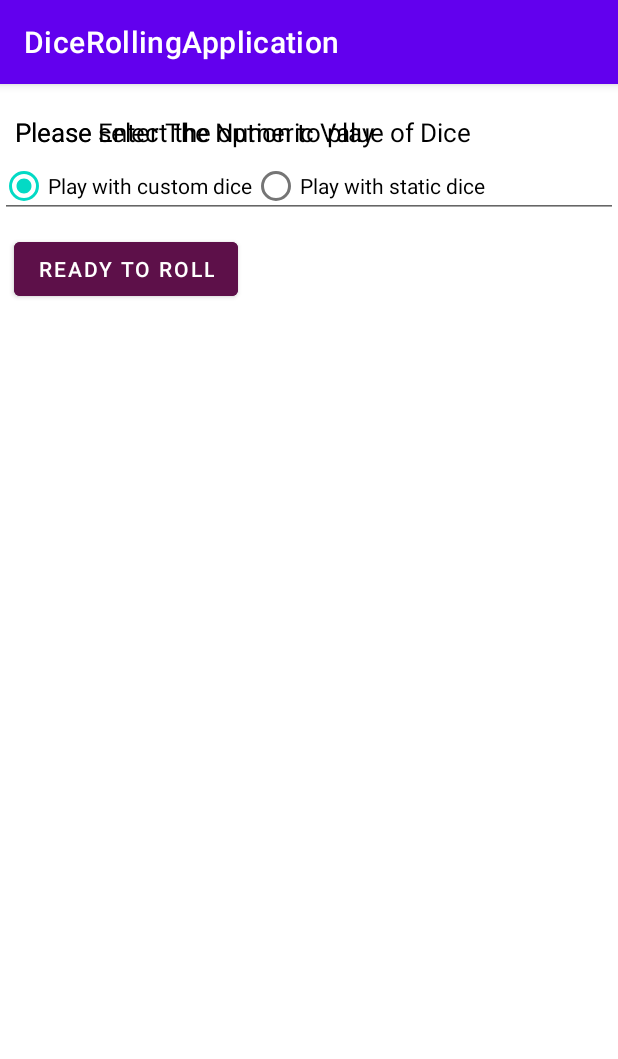
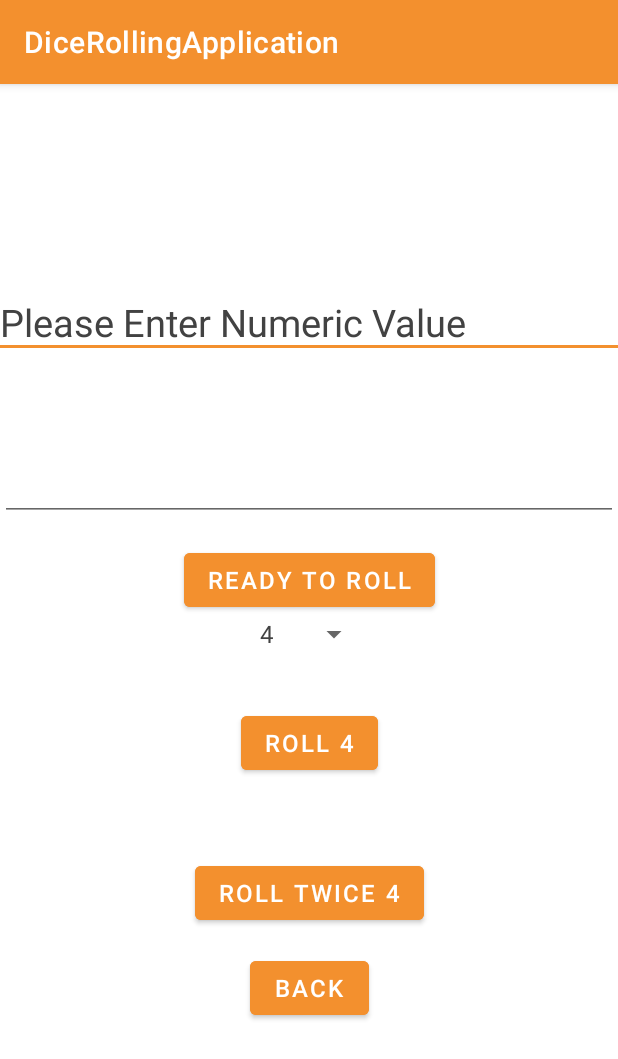
Before and after one commit to HarshdeepKaurDhunna/DiceRollingApplication, an Android app: the screen it shows after launch (MainActivity), after a tap on "Play with custom dice", on a phone screen of 412 x 824 dp. Shown: the top 1059 px of the screen. Run offline under Robolectric (Android 15) with nearby library versions, the phone set to English and light mode, and no system bars.

Commit message:
final commit

```diff
--- a/app/src/main/java/com/example/dicerollingapplication/MainActivity.java
+++ b/app/src/main/java/com/example/dicerollingapplication/MainActivity.java
@@ -1,78 +1,109 @@
+
+/**
+ * @author Name: Harshdeep Kaur Dhunna
+ *         Student number: A00246003
+ *         Program description: JAV-1001 - 11329 - App Development for Android -
+ *         202201 - 001
+ */
 package com.example.dicerollingapplication;
 
 import androidx.appcompat.app.AppCompatActivity;
 
+import android.content.Context;
+import android.content.SharedPreferences;
 import android.os.Bundle;
 import android.view.View;
 import android.widget.AdapterView;
+import android.widget.ArrayAdapter;
 import android.widget.Button;
 import android.widget.EditText;
 import android.widget.LinearLayout;
 import android.widget.ListView;
 import android.widget.RadioButton;
+import android.widget.Spinner;
 import android.widget.TextView;
+import android.widget.Toast;
 
 import java.util.ArrayList;
 import java.util.Arrays;
+import java.util.Collections;
 
 public class MainActivity extends AppCompatActivity {
-    private ListView diceListView;
-    private ArrayList<String> dicesName;
+    public static final String MyPREFERENCES = "MyPrefs";
+    public static final String customVal = "customValKey";
     ArrayList<Integer> diceIcons;
     CustomAdapter customAdapter;
     Button rollDice;
     Button rollDiceTwice;
     Button customDice;
+    Button backMain;
     TextView resultOne;
     TextView resultTwice;
     TextView appLabel;
     EditText customDiceValue;
     LinearLayout staticLayout;
-    String selListVal;
+    LinearLayout mainLayout;
+    String selListVal = "";
+    int diceMaxVal = 0;
+    Spinner spinner;
+    SharedPreferences sharedpreferences;
+    private ListView diceListView;
+    private ArrayList<String> dicesName;
+    ArrayList<String> customDiceList;
 
     @Override
     protected void onCreate(Bundle savedInstanceState) {
         super.onCreate(savedInstanceState);
         setContentView(R.layout.activity_main);
+
+        //Initialize list
         dicesName = new ArrayList(Arrays.asList("Dice 4", "Dice 6", "Dice 8", "Dice 10", "Dice 10 (100)", "Dice 12", "Dice 20"));
         diceIcons = new ArrayList(Arrays.asList(R.drawable.dice_4, R.drawable.dice_6, R.drawable.dice_8, R.drawable.dice_10, R.drawable.dice_100, R.drawable.dice_12, R.drawable.dice_20));
+        customDiceList = new ArrayList(Arrays.asList("4","6","8","10","12","20"));
+        //Initialize the widgets
         rollDice = findViewById(R.id.rollDice);
         rollDiceTwice = findViewById(R.id.rollDiceTwice);
         diceListView = findViewById(R.id.diceListView);
         resultOne = findViewById(R.id.resultOne);
         resultTwice = findViewById(R.id.resultTwice);
-        staticLayout= findViewById(R.id.staticLayout);
+        staticLayout = findViewById(R.id.staticLayout);
         customDiceValue = findViewById(R.id.customDiceValue);
         customDice = findViewById(R.id.customDice);
         appLabel = findViewById(R.id.appLabel);
+        mainLayout = findViewById(R.id.mainLayout);
+        backMain = findViewById(R.id.backMain);
+        spinner = findViewById(R.id.spinner);;
         customAdapter = new CustomAdapter(this, dicesName, diceIcons);
         diceListView.setAdapter(customAdapter);
-        staticLayout.setVisibility(View.GONE);
-        rollDice.setVisibility(View.GONE);
-        rollDiceTwice.setVisibility(View.GONE);
 
-        diceListView.setVisibility(View.GONE);
+        //Method to hide the @staticLayout
+        hideSecondLayout();
+
+        sharedpreferences = getSharedPreferences(MyPREFERENCES, Context.MODE_PRIVATE);
+
         getSelectedListItem();
         callButtonClick();
-
+        setListnerSelect();
     }
 
-
+    /**
+     * Method to get the selected dice from the list
+     */
     public void getSelectedListItem() {
         diceListView.setOnItemClickListener(new AdapterView.OnItemClickListener() {
             @Override
             public void onItemClick(AdapterView<?> adapterView, View view, int i, long l) {
                 selListVal = customAdapter.getItem(i).toString();
-                rollDice.setVisibility(View.VISIBLE);
-                rollDiceTwice.setVisibility(View.VISIBLE);
-                rollDice.setText("Roll " + selListVal);
-                rollDiceTwice.setText("Roll Twice " + selListVal);
-                resultOne.setText("");
-                resultTwice.setText("");
+                showRollButton();
+                String[] maxVal = selListVal.split("\\s+");
+                diceMaxVal = Integer.parseInt(maxVal[1]);
             }
         });
     }
 
+    /**
+     * Button call backs methods
+     */
     public void callButtonClick() {
         rollDice.setOnClickListener(new View.OnClickListener() {
             @Override
@@ -94,15 +125,67 @@ public class MainActivity extends AppCompatActivity {
         customDice.setOnClickListener(new View.OnClickListener() {
             @Override
             public void onClick(View view) {
-                rollDice.setVisibility(View.VISIBLE);
-                rollDiceTwice.setVisibility(View.VISIBLE);
+                if(customDiceValue.getText().toString().isEmpty() || customDiceValue.getText().toString() == null){
+                    Toast.makeText(getApplicationContext(),
+                            "Enter Custom Value",
+                            Toast.LENGTH_LONG);
+                }else{
+
+                    if(customDiceValue.getText().toString().matches("\\d+")) {
+                        if(customDiceValue.getText().toString()=="0"){
+                            Toast.makeText(MainActivity.this, "Please Enter Number Greater Than zero ", Toast.LENGTH_SHORT).show();
+                        }
+                        else if(customDiceList.toString().contains(customDiceValue.getText().toString())) {
+                            Toast.makeText(MainActivity.this, "Number Already Exists ", Toast.LENGTH_SHORT).show();
+                        }
+                        else{
+                            selListVal = customDiceValue.getText().toString();
+                            diceMaxVal = Integer.parseInt(selListVal);
+                            customDiceList.add(selListVal);
+                            Collections.sort(customDiceList);
+                            customDiceValue.setText("");
+                        }
+                    }
+
+                }
+
+            }
+        });
+        backMain.setOnClickListener(new View.OnClickListener() {
+            @Override
+            public void onClick(View view) {
+                hideSecondLayout();
+                mainLayout.setVisibility(View.VISIBLE);
             }
         });
     }
 
+    public void setListnerSelect(){
+        ArrayAdapter<String> adapter = new ArrayAdapter<String>(MainActivity.this, android.R.layout.simple_spinner_item, customDiceList);
+        adapter.setDropDownViewResource(android.R.layout.simple_spinner_dropdown_item);
+        spinner.setAdapter(adapter);
+
+        spinner.setOnItemSelectedListener(new AdapterView.OnItemSelectedListener() {
+            @Override
+            public void onItemSelected(AdapterView<?> parent, View view, int i, long l) {
+                selListVal = parent.getItemAtPosition(i).toString();
+                showRollButton();
+                SharedPreferences.Editor editor = sharedpreferences.edit();
+                editor.putString(customVal, selListVal);
+            }
+
+            @Override
+            public void onNothingSelected(AdapterView<?> adapterView) {
+            }
+
+        });
+    }
+
+    /**
+     * Roll the dice and get the upside from random number
+     */
     public String getUpsideVal() {
         String[] maxVal = selListVal.split("\\s+");
-        int diceMaxVal = Integer.parseInt(maxVal[1]);
         String randomVal = "";
         if (diceMaxVal == 10) {
             int d10Val = (int) (Math.random() * (10 - 0)) + 0;
@@ -112,28 +195,71 @@ public class MainActivity extends AppCompatActivity {
         }
         return randomVal;
     }
+
+    /**
+     * get the desired option for custom play or static on select
+     */
     public void onRadioButtonClicked(View view) {
         // Is the button now checked?
         boolean checked = ((RadioButton) view).isChecked();
 
         // Check which radio button was clicked
-        switch(view.getId()) {
+        switch (view.getId()) {
             case R.id.radio_custom:
                 if (checked)
                     staticLayout.setVisibility(View.VISIBLE);
-                    appLabel.setText("Please Enter The Numeric Value of Dice");
+                appLabel.setText("Please Enter Numeric Value");
                 diceListView.setVisibility(View.GONE);
                 customDiceValue.setVisibility(View.VISIBLE);
+                spinner.setVisibility(View.VISIBLE);
                 customDice.setVisibility(View.VISIBLE);
+                mainLayout.setVisibility(View.GONE);
+                backMain.setVisibility(View.VISIBLE);
+                resultOne.setText("");
+                resultTwice.setText("");
+                customDiceValue.setText(null);
                 break;
             case R.id.radio_static:
                 if (checked)
                     staticLayout.setVisibility(View.VISIBLE);
                 diceListView.setVisibility(View.VISIBLE);
                 customDiceValue.setVisibility(View.GONE);
+                spinner.setVisibility(View.GONE);
                 customDice.setVisibility(View.GONE);
                 appLabel.setText("Please select the Dice to Roll");
+                mainLayout.setVisibility(View.GONE);
+                backMain.setVisibility(View.VISIBLE);
+                resultOne.setText("");
+                resultTwice.setText("");
+                customDiceValue.setText(null);
                 break;
         }
     }
+
+    /**
+     * Show buttons to roll dice
+     */
+    public void showRollButton() {
+        rollDice.setVisibility(View.VISIBLE);
+        rollDiceTwice.setVisibility(View.VISIBLE);
+        rollDice.setText("Roll " + selListVal);
+        rollDiceTwice.setText("Roll Twice " + selListVal);
+        resultOne.setText("");
+        resultTwice.setText("");
     }
+
+    /**
+     * Hide the widgets of second layout
+     */
+    public void hideSecondLayout() {
+        staticLayout.setVisibility(View.GONE);
+        rollDice.setVisibility(View.GONE);
+        rollDiceTwice.setVisibility(View.GONE);
+        backMain.setVisibility(View.GONE);
+        diceListView.setVisibility(View.GONE);
+        selListVal = "";
+        customDiceValue.setText(null);
+        resultOne.setText("");
+        resultTwice.setText("");
+    }
+}
--- /dev/null
+++ b/app/src/main/res/drawable/hyperlink_underline.xml
@@ -0,0 +1,12 @@
+<layer-list xmlns:android="http://schemas.android.com/apk/res/android">
+    <item android:top="-10dp"
+        android:left="-10dp"
+        android:right="-10dp">
+        <shape android:shape="rectangle">
+            <solid android:color="@android:color/transparent"/>
+
+            <stroke android:width="2dp"
+                android:color="@color/orange"/>
+        </shape>
+    </item>
+</layer-list>
--- a/app/src/main/res/layout/activity_main.xml
+++ b/app/src/main/res/layout/activity_main.xml
@@ -5,130 +5,136 @@
     android:layout_width="match_parent"
     android:layout_height="match_parent"
     tools:context=".MainActivity">
+    <!-- @mainLayout to allow user use the option to play-->
     <LinearLayout
         android:id="@+id/mainLayout"
         android:layout_width="match_parent"
         android:layout_height="match_parent"
+        android:gravity="center"
         android:orientation="vertical">
+
         <TextView
             android:id="@+id/mainLabel"
             android:layout_width="match_parent"
             android:layout_height="wrap_content"
-            android:layout_marginTop="20dip"
-            android:paddingStart="10dp"
-            android:paddingLeft="10dp"
+            android:gravity="center"
             android:text="Please select the option to play"
-            android:textColor="#000"
-            android:textSize="17dp" />
+            android:textSize="@dimen/headingTextSize" />
+
         <RadioGroup
             android:layout_width="match_parent"
             android:layout_height="wrap_content"
-            android:orientation="horizontal">
-            <RadioButton android:id="@+id/radio_custom"
-                android:layout_width="wrap_content"
+            android:layout_marginTop="@dimen/marginSide"
+            android:gravity="center"
+            android:orientation="vertical">
+
+            <RadioButton
+                android:id="@+id/radio_custom"
+                android:layout_width="200dp"
                 android:layout_height="wrap_content"
-                android:text="Play with custom dice"
-                android:onClick="onRadioButtonClicked"/>
-            <RadioButton android:id="@+id/radio_static"
-                android:layout_width="wrap_content"
+                android:layout_weight="1"
+                android:onClick="onRadioButtonClicked"
+                android:text="Play with custom dice" />
+
+            <RadioButton
+                android:id="@+id/radio_static"
+                android:layout_width="200dp"
                 android:layout_height="wrap_content"
-                android:text="Play with static dice"
-                android:onClick="onRadioButtonClicked"/>
+                android:onClick="onRadioButtonClicked"
+                android:text="Play with static dice" />
         </RadioGroup>
 
     </LinearLayout>
 
+    <!-- @staticLayout to choose custom/static dice value-->
     <LinearLayout
         android:id="@+id/staticLayout"
         android:layout_width="match_parent"
         android:layout_height="match_parent"
+        android:gravity="center"
         android:orientation="vertical">
 
+        <!-- @appLabel Heading to give instructions-->
         <TextView
             android:id="@+id/appLabel"
             android:layout_width="match_parent"
             android:layout_height="wrap_content"
-            android:layout_marginTop="20dip"
-            android:paddingStart="10dp"
-            android:paddingLeft="10dp"
-            android:textColor="#000"
-            android:textSize="17dp" />
+            android:background="@drawable/hyperlink_underline"
+            android:textSize="@dimen/headingTextSize" />
+
+        <!-- @customDiceValue user input for custom dice value-->
         <EditText
             android:id="@+id/customDiceValue"
-            android:layout_height="wrap_content"
             android:layout_width="match_parent"
-            android:inputType="numberPassword"/>
+            android:layout_height="100dp"
+            android:layout_marginTop="@dimen/marginSide"
+            android:inputType="number" />
+
+        <!-- @customDice button to get user value -->
         <Button
             android:id="@+id/customDice"
             android:layout_width="wrap_content"
             android:layout_height="wrap_content"
-            android:layout_marginLeft="5sp"
-            android:layout_marginTop="10sp"
-            android:text="Ready To Roll"
-            android:layout_marginRight="2sp"
-            android:layout_marginBottom="5sp" />
+            android:layout_marginTop="@dimen/marginSide"
+            android:text="Ready To Roll" />
+        <Spinner
+            android:id="@+id/spinner"
+            android:layout_width="wrap_content"
+            android:layout_height="wrap_content" />
 
-
+        <!-- @diceListView static list of dice-->
         <ListView
             android:id="@+id/diceListView"
             android:layout_width="match_parent"
             android:layout_height="0dp"
-            android:layout_weight="1"
-            android:cacheColorHint="#00000000" />
+            android:layout_weight="1" />
 
+        <!-- Layout to show button roll dice one and its result-->
         <LinearLayout
             android:layout_width="fill_parent"
             android:layout_height="100dp"
-            android:gravity="start"
-            android:orientation="horizontal">
-
-            <Button
-                android:id="@+id/rollDice"
-                android:layout_width="wrap_content"
-                android:layout_height="wrap_content"
-                android:layout_marginLeft="5sp"
-                android:layout_marginTop="10sp"
-                android:layout_marginRight="2sp"
-                android:layout_marginBottom="5sp" />
+            android:gravity="center"
+            android:orientation="vertical">
 
             <TextView
                 android:id="@+id/resultOne"
                 android:layout_width="match_parent"
                 android:layout_height="wrap_content"
-                android:layout_marginTop="20dip"
-                android:paddingStart="10dp"
-                android:paddingLeft="10dp"
-                android:textColor="#000"
-                android:textSize="17dp" />
+                android:textSize="@dimen/textSize" />
+
+            <Button
+                android:id="@+id/rollDice"
+                android:layout_width="wrap_content"
+                android:layout_height="wrap_content"/>
 
         </LinearLayout>
 
+        <!-- Layout to show button roll dice twice  and its result-->
         <LinearLayout
             android:layout_width="fill_parent"
             android:layout_height="100dp"
-            android:gravity="start"
-            android:orientation="horizontal">
-
-            <Button
-                android:id="@+id/rollDiceTwice"
-                android:layout_width="wrap_content"
-                android:layout_height="wrap_content"
-                android:layout_marginLeft="5sp"
-                android:layout_marginTop="10sp"
-                android:layout_marginRight="2sp"
-                android:layout_marginBottom="5sp" />
+            android:gravity="center"
+            android:orientation="vertical">
 
             <TextView
                 android:id="@+id/resultTwice"
                 android:layout_width="match_parent"
                 android:layout_height="wrap_content"
-                android:layout_marginTop="20dip"
-                android:paddingStart="10dp"
-                android:paddingLeft="10dp"
-                android:textColor="#000"
-                android:textSize="17dp" />
+                android:textSize="@dimen/textSize"/>
+
+            <Button
+                android:id="@+id/rollDiceTwice"
+                android:layout_width="wrap_content"
+                android:layout_height="wrap_content" />
+
 
         </LinearLayout>
 
+        <!-- @backMain button to go back to main screen-->
+        <Button
+            android:id="@+id/backMain"
+            android:layout_width="wrap_content"
+            android:layout_height="wrap_content"
+            android:text="Back" />
     </LinearLayout>
 </androidx.constraintlayout.widget.ConstraintLayout>
--- a/app/src/main/res/values-night/themes.xml
+++ b/app/src/main/res/values-night/themes.xml
@@ -2,12 +2,12 @@
     <!-- Base application theme. -->
     <style name="Theme.DiceRollingApplication" parent="Theme.MaterialComponents.DayNight.DarkActionBar">
         <!-- Primary brand color. -->
-        <item name="colorPrimary">@color/purple_200</item>
-        <item name="colorPrimaryVariant">@color/purple_700</item>
+        <item name="colorPrimary">@color/orange_light2</item>
+        <item name="colorPrimaryVariant">@color/orange_light</item>
         <item name="colorOnPrimary">@color/black</item>
         <!-- Secondary brand color. -->
-        <item name="colorSecondary">@color/teal_200</item>
-        <item name="colorSecondaryVariant">@color/teal_200</item>
+        <item name="colorSecondary">@color/orange_light2</item>
+        <item name="colorSecondaryVariant">@color/orange_light2</item>
         <item name="colorOnSecondary">@color/black</item>
         <!-- Status bar color. -->
         <item name="android:statusBarColor" tools:targetApi="l">?attr/colorPrimaryVariant</item>
--- a/app/src/main/res/values/colors.xml
+++ b/app/src/main/res/values/colors.xml
@@ -9,4 +9,7 @@
     <color name="white">#FFFFFFFF</color>
     <color name="light_pink">#F0CCE2</color>
     <color name="voilet">#5D1049</color>
+    <color name="orange">#F3902E</color>
+    <color name="orange_light">#E89D52</color>
+    <color name="orange_light2">#DDB790</color>
 </resources>
--- a/app/src/main/res/values/dimensions.xml
+++ b/app/src/main/res/values/dimensions.xml
@@ -1,6 +1,8 @@
 <?xml version="1.0" encoding="utf-8"?>
 <resources>
-    <dimen name="buttonText">15sp</dimen>
+    <dimen name="textSize">16sp</dimen>
+    <dimen name="headingTextSize">25sp</dimen>
+    <dimen name="buttonTextSize">16sp</dimen>
     <dimen name="ListSize">34sp</dimen>
     <dimen name="marginSide">15dp</dimen>
 </resources>
--- a/app/src/main/res/values/themes.xml
+++ b/app/src/main/res/values/themes.xml
@@ -2,34 +2,45 @@
     <!-- Base application theme. -->
     <style name="Theme.DiceRollingApplication" parent="Theme.MaterialComponents.DayNight.DarkActionBar">
         <!-- Primary brand color. -->
-        <item name="colorPrimary">@color/purple_500</item>
-        <item name="colorPrimaryVariant">@color/purple_700</item>
+        <item name="colorPrimary">@color/orange</item>
+        <item name="colorPrimaryVariant">@color/orange_light</item>
         <item name="colorOnPrimary">@color/white</item>
         <!-- Secondary brand color. -->
-        <item name="colorSecondary">@color/teal_200</item>
-        <item name="colorSecondaryVariant">@color/teal_700</item>
+        <item name="colorSecondary">@color/orange_light</item>
+        <item name="colorSecondaryVariant">@color/orange_light2</item>
         <item name="colorOnSecondary">@color/black</item>
         <!-- Status bar color. -->
         <item name="android:statusBarColor" tools:targetApi="l">?attr/colorPrimaryVariant</item>
         <!-- Customize theme defaultStylr -->
         <item name="android:textViewStyle">@style/defaultStyle</item>
         <item name="materialButtonStyle">@style/materialButton</item>
+        <item name="radioButtonStyle">@style/Widget.App.RadioButton</item>
     </style>
 
     <style name="defaultStyle">
         <!-- importing colors from colors.xml -->
         <item name="android:textColor">@color/cardview_dark_background</item>
 
-        <!-- importing dimensions from dimensions.xml -->
-        <item name="android:textSize">@dimen/buttonText</item>
     </style>
 
     <style name="materialButton" parent="Widget.MaterialComponents.Button">
+        <item name="android:textColor">@color/white</item>
+        <item name="android:textSize">@dimen/buttonTextSize</item>
+        <item name="android:backgroundTint">@color/orange</item>
+        <item name="android:insetLeft">5dp</item>
+        <item name="android:insetRight">4dp</item>
+    </style>
 
-        <item name="android:textColor">@color/white</item>
-        <item name="android:backgroundTint">@color/voilet</item>
-        <item name="android:insetLeft">4dp</item>
-        <item name="android:insetRight">4dp</item>
+    <style name="Widget.App.RadioButton" parent="Widget.MaterialComponents.CompoundButton.RadioButton">
+        <item name="materialThemeOverlay">@style/ThemeOverlay.App.RadioButton</item>
+        <item name="android:textColor">@color/cardview_dark_background</item>
+        <item name="android:textSize">@dimen/buttonTextSize</item>
+    </style>
+
+    <style name="ThemeOverlay.App.RadioButton" parent="">
+        <item name="colorOnSurface">@color/orange_light</item>
+        <item name="colorSecondary">@color/orange_light2</item>
 
     </style>
+
 </resources>
```
Lines whose indentation alone changed are shown as unchanged.
